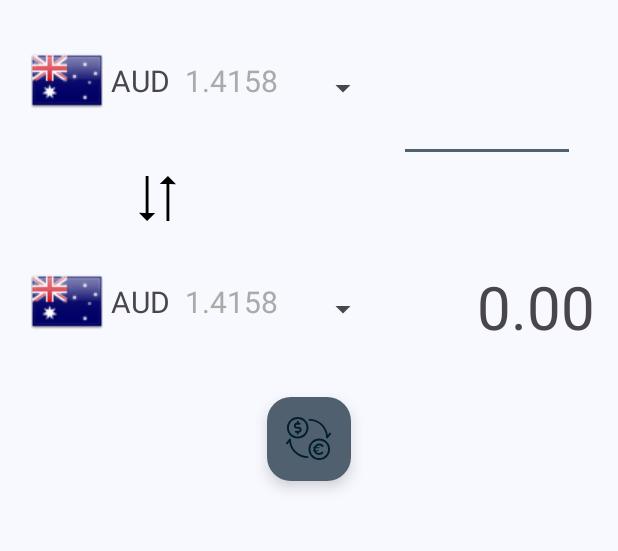
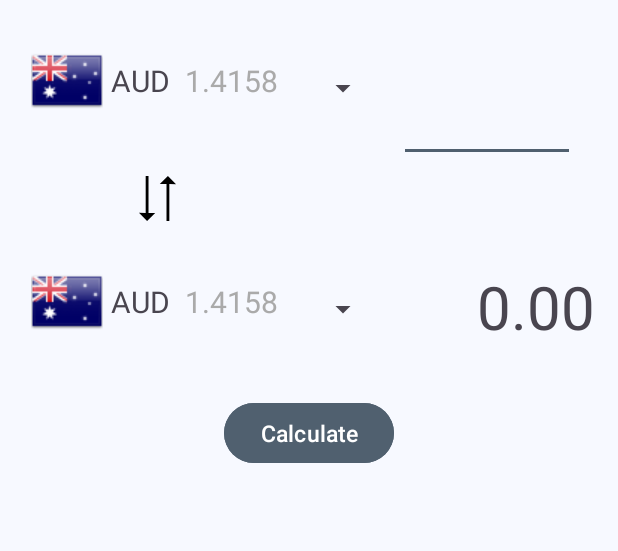
Before and after one commit to alxmtzr/CurrencyConverter, an Android app: the screen it shows after launch (MainActivity), on a phone screen of 412 x 824 dp, the part 96-647 px from its top. Run offline under Robolectric (Android 15) with nearby library versions, the phone set to English and light mode, and no system bars.

Commit message:
adjusted layouts

```diff
--- a/app/src/main/java/de/alxmtzr/currencyconverter/MainActivity.java
+++ b/app/src/main/java/de/alxmtzr/currencyconverter/MainActivity.java
@@ -6,6 +6,7 @@ import android.text.TextWatcher;
 import android.view.Menu;
 import android.view.View;
 import android.widget.ArrayAdapter;
+import android.widget.Button;
 import android.widget.EditText;
 import android.widget.Spinner;
 import android.widget.TextView;
@@ -70,7 +71,7 @@ public class MainActivity extends AppCompatActivity {
     }
 
     private void setupCalculateButton() {
-        FloatingActionButton fab = findViewById(R.id.button_calculate);
+        Button fab = findViewById(R.id.button_calculate);
         fab.setOnClickListener(this::calculateConversion);
     }
 
--- a/app/src/main/res/layout-land/activity_main.xml
+++ b/app/src/main/res/layout-land/activity_main.xml
@@ -63,14 +63,16 @@
                 android:layout_marginEnd="15dp" />
 
 
-            <com.google.android.material.floatingactionbutton.FloatingActionButton
+            <Button
                 android:id="@+id/button_calculate"
                 android:layout_width="wrap_content"
                 android:layout_height="wrap_content"
-                android:layout_marginEnd="15dp"
-                android:backgroundTint="@android:color/holo_green_light"
-                android:src="@drawable/exchange_btn"
-                app:maxImageSize="30dp" />
+                android:textSize="15dp"
+                android:text="Calculate"
+                android:backgroundTint="?attr/colorSecondary"
+                app:layout_constraintEnd_toEndOf="parent"
+                app:layout_constraintStart_toStartOf="parent"
+                app:layout_constraintTop_toBottomOf="@+id/spinner_to_value" />
 
             <View
                 android:layout_width="0dp"
--- a/app/src/main/res/layout/activity_main.xml
+++ b/app/src/main/res/layout/activity_main.xml
@@ -68,14 +68,13 @@
         app:layout_constraintEnd_toEndOf="parent"
         app:layout_constraintTop_toBottomOf="@+id/imageView2" />
 
-    <com.google.android.material.floatingactionbutton.FloatingActionButton
+    <Button
         android:id="@+id/button_calculate"
         android:layout_width="wrap_content"
         android:layout_height="wrap_content"
         android:layout_marginTop="30dp"
-        android:src="@drawable/exchange_btn"
-        app:maxImageSize="30dp"
-        android:contentDescription="Calculate exchange"
+        android:textSize="15dp"
+        android:text="Calculate"
         android:backgroundTint="?attr/colorSecondary"
         app:layout_constraintEnd_toEndOf="parent"
         app:layout_constraintStart_toStartOf="parent"
```
